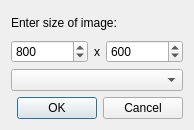
Above: gui/exportsize.ui from dmitriyushakov/imaginegenerator before the change. Below: the same form after it.
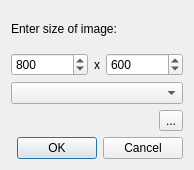
That is the form after the change. Icons and pictures are not drawn.

Commit message: Add "reverse size" to export dialog.

```diff
--- a/gui/exportsize.ui
+++ b/gui/exportsize.ui
@@ -10,7 +10,7 @@
     <x>0</x>
     <y>0</y>
     <width>194</width>
-    <height>130</height>
+    <height>170</height>
    </rect>
   </property>
   <property name="windowTitle">
@@ -86,6 +86,34 @@
    <item>
     <widget class="QComboBox" name="resolutionsBox"/>
    </item>
+   <item>
+    <layout class="QHBoxLayout" name="horizontalLayout_2">
+     <item>
+      <spacer name="horizontalSpacer">
+       <property name="orientation">
+        <enum>Qt::Horizontal</enum>
+       </property>
+       <property name="sizeHint" stdset="0">
+        <size>
+         <width>40</width>
+         <height>20</height>
+        </size>
+       </property>
+      </spacer>
+     </item>
+     <item>
+      <widget class="QToolButton" name="reverseBtn">
+       <property name="text">
+        <string>...</string>
+       </property>
+       <property name="icon">
+        <iconset resource="../resources/resources.qrc">
+         <normaloff>:/revsize.png</normaloff>:/revsize.png</iconset>
+       </property>
+      </widget>
+     </item>
+    </layout>
+   </item>
    <item>
     <widget class="QDialogButtonBox" name="buttonBox">
      <property name="standardButtons">
```
The commit also changes 4 other files.
